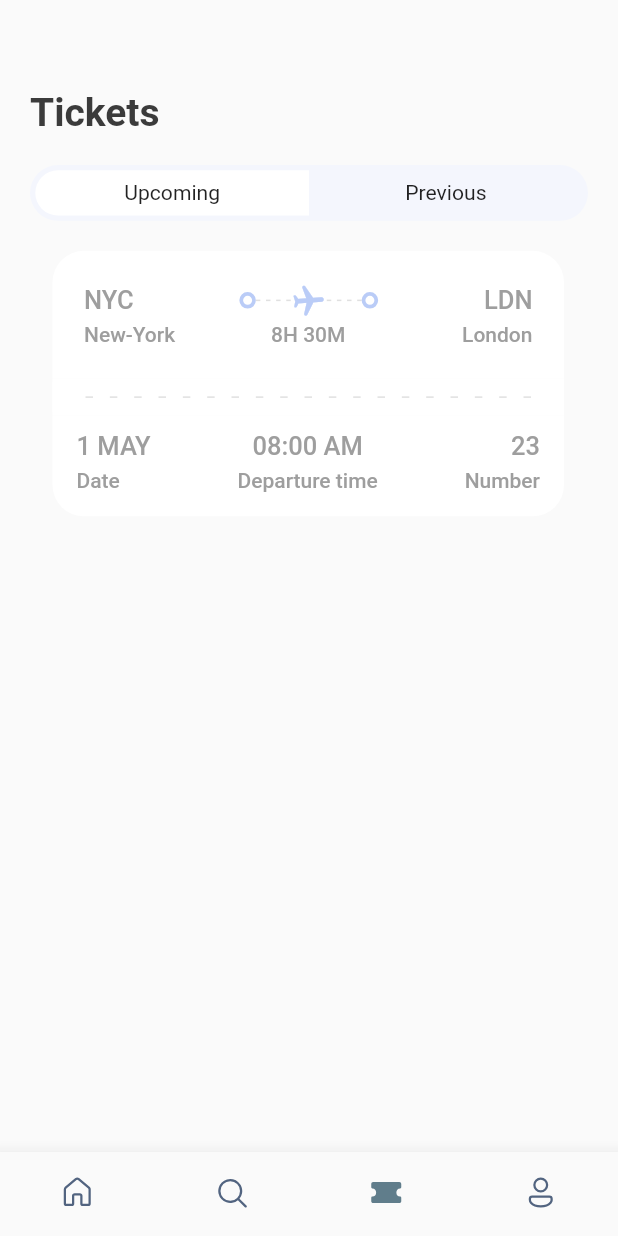
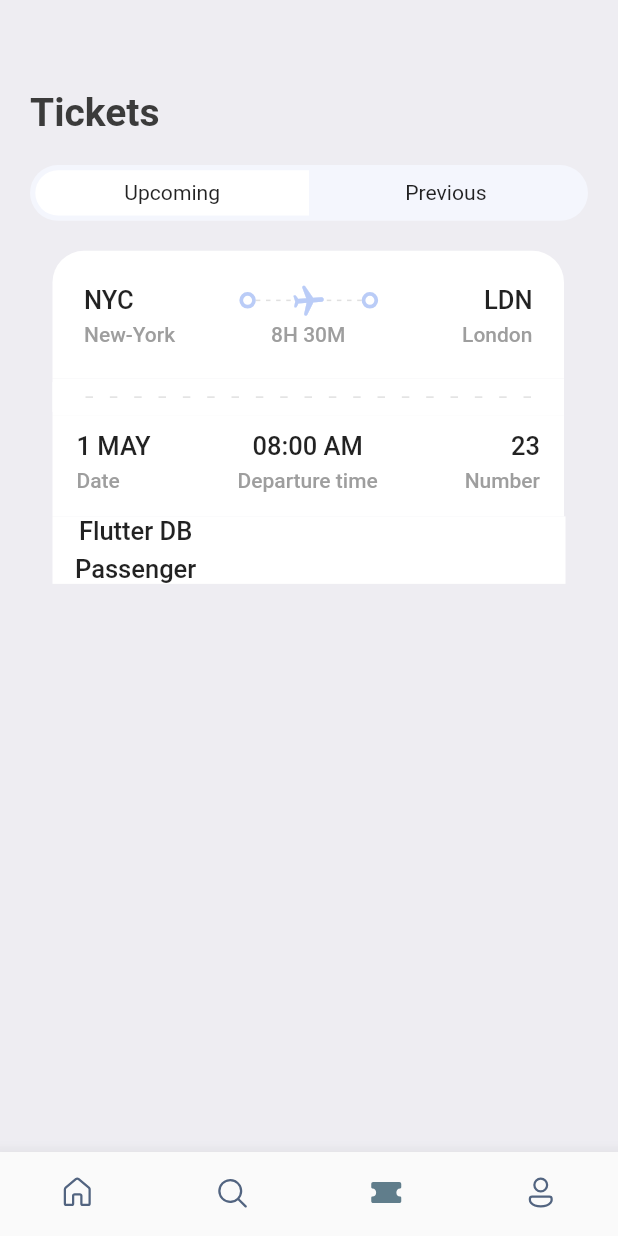
Before and after one commit to ErickPimentel/booktickets, a Flutter app: the screen it shows after launch, item 3 of the bottom bar chosen, on a phone screen of 412 x 824 dp. Run offline on Flutter 3.47's test engine with Material 2 defaults, Android fonts, the phone set to English and light mode, and no system bars; our stand-ins replace fluentui_icons, gap, get.

Commit message:
refactor: TicketScreen - TicketView

```diff
--- a/lib/screens/ticket_screen.dart
+++ b/lib/screens/ticket_screen.dart
@@ -15,6 +15,7 @@ class TicketScreen extends StatelessWidget {
   Widget build(BuildContext context) {
     final size = AppLayout.getSize(context);
     return Scaffold(
+      backgroundColor: Styles.bgColor,
       body: Stack(
         children: [
           ListView(
@@ -28,6 +29,26 @@ class TicketScreen extends StatelessWidget {
               Container(
                 padding: EdgeInsets.only(left: AppLayout.getHeight(15)),
                 child: TicketView(ticket: ticketList[0], isColor: true,)
+              ),
+              Container(
+                padding: EdgeInsets.symmetric(horizontal: 15),
+                margin: EdgeInsets.symmetric(horizontal: 15),
+                color: Colors.white,
+                child: Column(
+                  children: [
+                    Row(
+                      children: [
+                        Column(
+                          children: [
+                            Text("Flutter DB", style: Styles.headLineStyle3,),
+                            Gap(AppLayout.getHeight(5)),
+                            Text("Passenger", style: Styles.headLineStyle3,)
+                          ],
+                        )
+                      ],
+                    )
+                  ],
+                ),
               )
             ],
           )
--- a/lib/screens/ticket_view.dart
+++ b/lib/screens/ticket_view.dart
@@ -4,6 +4,7 @@ import 'package:booktickets/widgets/thick_container.dart';
 import 'package:flutter/cupertino.dart';
 import 'package:flutter/material.dart';
 import 'package:gap/gap.dart';
+import 'package:get/get_utils/src/platform/platform.dart';
 
 class TicketView extends StatelessWidget {
   final Map<String, dynamic> ticket;
@@ -15,10 +16,11 @@ class TicketView extends StatelessWidget {
     final size = AppLayout.getSize(context);
     return SizedBox(
       width: size.width * 0.85,
-      height: AppLayout.getHeight(200),
+      height: AppLayout.getHeight(GetPlatform.isAndroid == true?177:179),
       child: Container(
         margin: EdgeInsets.only(right: AppLayout.getHeight(16)),
         child: Column(
+          mainAxisSize: MainAxisSize.min,
           children: [
             Container(
               decoration: BoxDecoration(
@@ -133,7 +135,7 @@ class TicketView extends StatelessWidget {
             Container(
               decoration: BoxDecoration(
                   color: isColor==null? Styles.orangeColor : Colors.white,
-                  borderRadius: BorderRadius.only(bottomLeft: Radius.circular(21), bottomRight: Radius.circular(21))
+                  borderRadius: BorderRadius.only(bottomLeft: Radius.circular(isColor==null?21:0), bottomRight: Radius.circular(isColor==null?21:0))
               ),
               padding: const EdgeInsets.only(left: 16, top: 10, right: 16, bottom: 16),
               child: Column(
--- a/lib/utils/app_styles.dart
+++ b/lib/utils/app_styles.dart
@@ -9,6 +9,6 @@ class Styles{
   static TextStyle textStyle = TextStyle(fontSize: 16, color: textColor, fontWeight: FontWeight.w500);
   static TextStyle headLineStyle1 = TextStyle(fontSize: 26, color: textColor, fontWeight: FontWeight.bold);
   static TextStyle headLineStyle2 = TextStyle(fontSize: 21, color: textColor, fontWeight: FontWeight.bold);
-  static TextStyle headLineStyle3 = TextStyle(fontSize: 17, color: Colors.grey.shade500, fontWeight: FontWeight.w500);
+  static TextStyle headLineStyle3 = TextStyle(fontSize: 17, fontWeight: FontWeight.w500);
   static TextStyle headLineStyle4 = TextStyle(fontSize: 14, color: Colors.grey.shade500, fontWeight: FontWeight.w500);
 }
```
